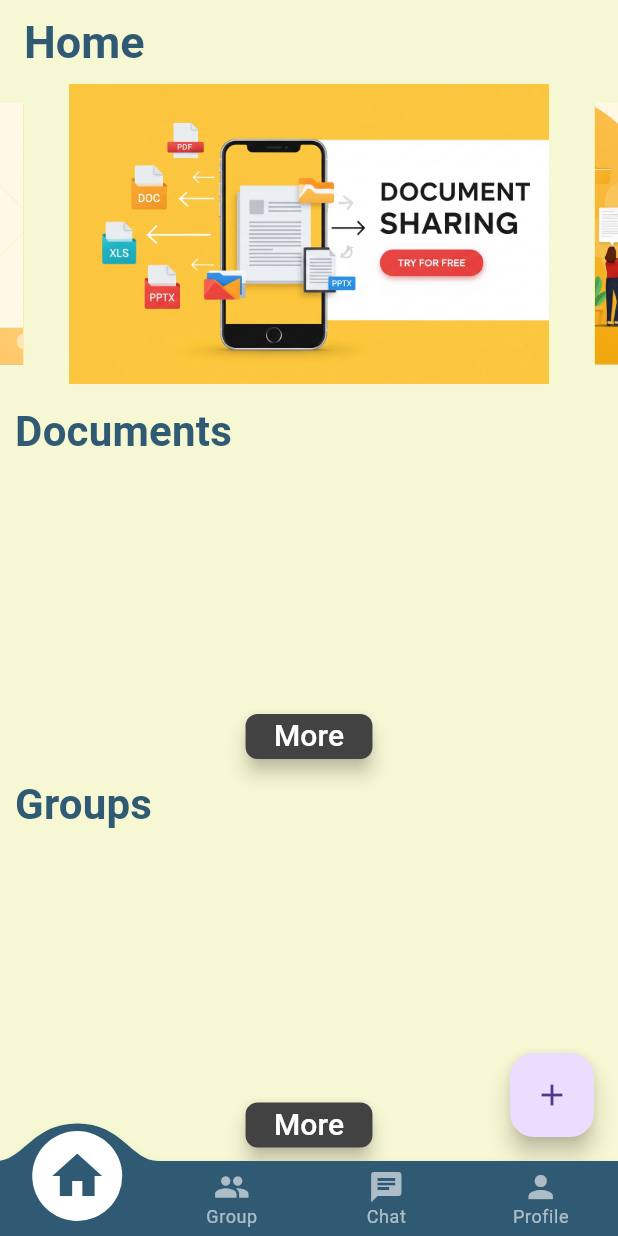
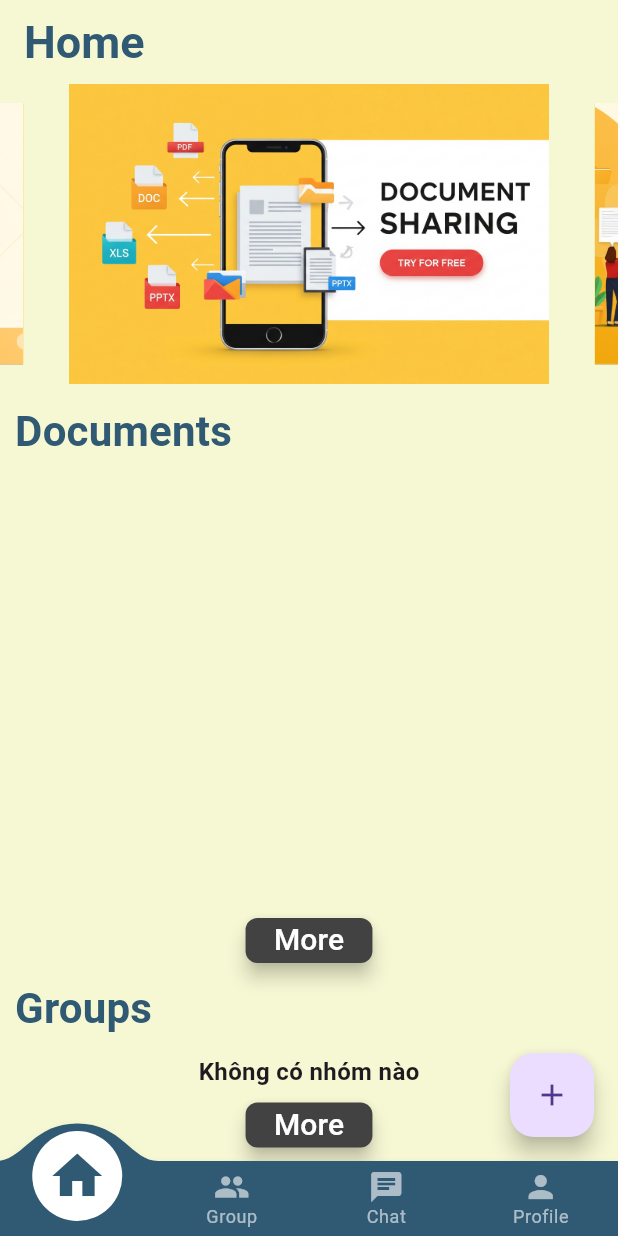
Before and after one commit to voduy112/Groupify_MobileApp, a Flutter app: the HomeScreen screen opened by its route, on a phone screen of 412 x 824 dp. Run offline on Flutter 3.47's test engine with Material 3 defaults, Android fonts, the phone set to English and light mode, and no system bars; drawn by our look-alikes of carousel_slider, convex_bottom_bar, overlay_support; our stand-ins replace cached_network_image, dio, file_picker, firebase_core, firebase_messaging, go_router and 3 more; missing offline and left inert: flutter_pdfview; accounts and stored records are empty; network calls fail; Roboto replaces fonts that are missing (Dongle).

Commit message:
điều kiện groups

```diff
--- a/app/lib/features/home/widgets/list_group_item.dart
+++ b/app/lib/features/home/widgets/list_group_item.dart
@@ -26,6 +26,9 @@ class _ListGroupItemState extends State<ListGroupItem> {
   @override
   Widget build(BuildContext context) {
     final groups = widget.groups ?? Provider.of<GroupProvider>(context).groups;
+    if (groups.isEmpty) {
+      return Center(child: Text('Không có nhóm nào'));
+    }
     print("groups: $groups");
 
     return Expanded(
```
